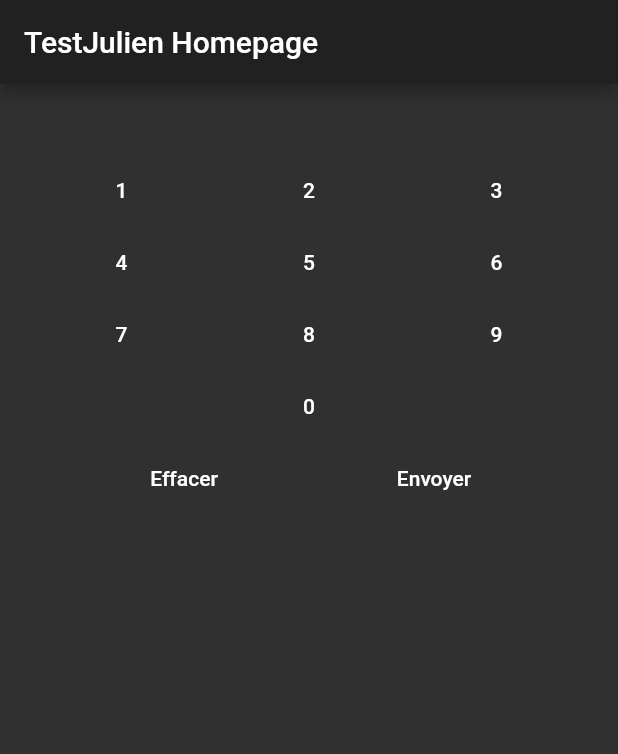
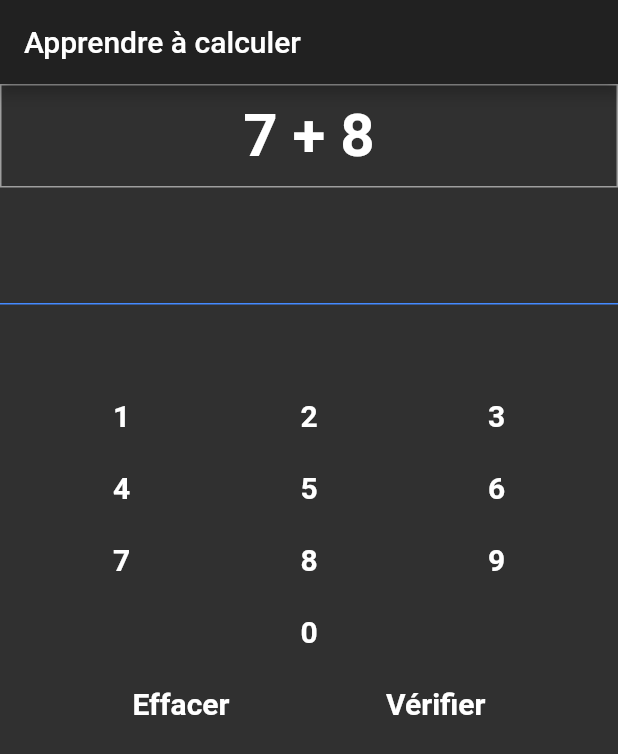
Before and after one commit to MerlinDuChaos/Flutter, a Flutter app: the screen it shows after launch, on a phone screen of 412 x 824 dp. Shown: the top 754 px of the screen. Run offline on Flutter 3.47's test engine with Material 2 defaults, Android fonts, the phone set to English and light mode, and no system bars.

Commit message:
Added operations

```diff
--- a/Test1/lib/main.dart
+++ b/Test1/lib/main.dart
@@ -1,3 +1,5 @@
+import 'dart:math';
+
 import 'package:flutter/material.dart';
 
 void main() => runApp(TestJulien());
@@ -9,7 +11,7 @@ class TestJulien extends StatelessWidget {
       title: 'Test Julien',
       theme: ThemeData(brightness: Brightness.dark),
       home: TestJulienHomepage(
-        title: 'TestJulien Homepage',
+        title: 'Apprendre à calculer',
       ),
     );
   }
@@ -26,60 +28,109 @@ class TestJulienHomepage extends StatefulWidget {
   }
 }
 
-class TestButton extends StatelessWidget {
-  final String label;
-  final VoidCallback onClicked;
-  TestButton(this.label, [this.onClicked]);
+TextStyle _inputStyle =
+    new TextStyle(fontWeight: FontWeight.bold, fontSize: 40);
+
+TextStyle _buttonStyle =
+    new TextStyle(fontWeight: FontWeight.bold, fontSize: 20);
+
+class _TestJulienState extends State<TestJulienHomepage> {
+  final GlobalKey<ScaffoldState> _scaffoldKey = new GlobalKey<ScaffoldState>();
+
+  Widget buildNumberButtons(num value) {
+    return FlatButton(
+        child: Text(value.toString(), style: _buttonStyle),
+        onPressed: () => _addToDisplay(value));
+  }
 
   @override
-  Widget build(BuildContext context) {
-    return new Container(
-      margin: EdgeInsets.all(5),
-      color: Colors.red,
-      child: FlatButton(
-        child: Text(
-          label,
-          style: TextStyle(
-            fontWeight: FontWeight.bold,
-            fontSize: 20,
-          ),
-        ),
-        onPressed: this.onClicked,
-      ),
-    );
+  initState() {
+    super.initState();
+
+    _selectNewOperation();
   }
-}
 
-TextStyle _displayStyle =
-    new TextStyle(fontWeight: FontWeight.bold, fontSize: 40);
+  _TestJulienState() {
+    //_selectNewOperation();
+  }
 
-class _TestJulienState extends State<TestJulienHomepage> {
-  Widget buildNumberButtons(num value) {
-    return FlatButton(
-        child: Text(value.toString()), onPressed: () => _addToDisplay(value));
+  _selectNewOperation() {
+    Random r = new Random();
+    int test = r.nextInt(2);
+
+    if (test % 2 == 0) {
+      // Addition
+      String operand = '+';
+      int left = r.nextInt(10);
+      int right = r.nextInt(10);
+
+      expectedResult = left + right;
+      setState(() {
+        operation = '$left $operand $right';
+      });
+    } else {
+      // soustraction
+      String operand = '-';
+      int left = r.nextInt(10);
+      int right = r.nextInt(10);
+
+      if (left >= right) {
+        operation = '$left $operand $right';
+        expectedResult = left - right;
+      } else {
+        operation = '$right $operand $left';
+        expectedResult = right - left;
+      }
+    }
   }
 
   @override
   Widget build(BuildContext context) {
     return Scaffold(
+      key: _scaffoldKey,
       appBar: AppBar(title: Text(widget.title)),
       body: Column(
         children: <Widget>[
           // display
           Row(
             mainAxisAlignment: MainAxisAlignment.center,
-            children: <Widget>[Text('$display', style: _displayStyle)],
+            children: <Widget>[
+              Expanded(
+                  child: Container(
+                      padding: const EdgeInsets.symmetric(vertical: 10),
+                      decoration:
+                          BoxDecoration(border: Border.all(color: Colors.grey)),
+                      alignment: AlignmentDirectional.center,
+                      child: Text('$operation', style: _inputStyle)))
+            ],
+          ),
+
+          // display
+          Row(
+            mainAxisAlignment: MainAxisAlignment.center,
+            children: <Widget>[
+              Expanded(
+                  child: Container(
+                      padding: const EdgeInsets.symmetric(vertical: 15),
+                      decoration: BoxDecoration(
+                          border: Border(
+                              bottom: BorderSide(color: Colors.blueAccent))),
+                      alignment: AlignmentDirectional.center,
+                      child: Text('$input', style: _inputStyle)))
+            ],
           ),
 
           // 1 -> 3
-          Row(
-            mainAxisAlignment: MainAxisAlignment.spaceEvenly,
-            children: <Widget>[
-              buildNumberButtons(1),
-              buildNumberButtons(2),
-              buildNumberButtons(3),
-            ],
-          ),
+          Container(
+              padding: const EdgeInsets.only(top: 50),
+              child: Row(
+                mainAxisAlignment: MainAxisAlignment.spaceEvenly,
+                children: <Widget>[
+                  buildNumberButtons(1),
+                  buildNumberButtons(2),
+                  buildNumberButtons(3),
+                ],
+              )),
 
           // 4 -> 6
           Row(
@@ -105,7 +156,7 @@ class _TestJulienState extends State<TestJulienHomepage> {
           Row(
             mainAxisAlignment: MainAxisAlignment.center,
             children: <Widget>[
-              FlatButton(child: Text('0'), onPressed: () => _addToDisplay(0))
+              buildNumberButtons(0),
             ],
           ),
 
@@ -113,197 +164,55 @@ class _TestJulienState extends State<TestJulienHomepage> {
           Row(
             mainAxisAlignment: MainAxisAlignment.spaceEvenly,
             children: <Widget>[
-              FlatButton(child: Text('Effacer'), onPressed: () => _clear()),
-              FlatButton(child: Text('Envoyer'), onPressed: () => {})
+              FlatButton(child: Text('Effacer', style: _buttonStyle), onPressed: () => _clear()),
+              FlatButton(
+                  child: Text('Vérifier', style: _buttonStyle),
+                  onPressed: () => input != '' ? _compare() : null)
             ],
           ),
-
-          /*
-          Container(
-              color: Colors.blue,
-              child: Column(children: <Widget>[
-                Row(children: <Widget>[
-                  Expanded(
-                      child: Container(
-                          child: Text('$display',
-                              style: TextStyle(
-                                backgroundColor: Colors.cyan,
-                                fontWeight: FontWeight.bold,
-                                fontSize: 40,
-                              ))))
-                ]),
-                Row(
-                    mainAxisAlignment: MainAxisAlignment.center,
-                    children: <Widget>[
-                      TestButton('1', () => _addToDisplay(1)),
-                      TestButton('2', () => _addToDisplay(2)),
-                      TestButton('3', () => _addToDisplay(3)),
-                    ]),
-                Row(
-                    mainAxisAlignment: MainAxisAlignment.center,
-                    children: <Widget>[
-                      TestButton('4', () => _addToDisplay(4)),
-                      TestButton('5', () => _addToDisplay(5)),
-                      TestButton('6', () => _addToDisplay(6)),
-                    ]),
-                Row(
-                    mainAxisAlignment: MainAxisAlignment.center,
-                    children: <Widget>[
-                      TestButton('7', () => _addToDisplay(7)),
-                      TestButton('8', () => _addToDisplay(8)),
-                      TestButton('9', () => _addToDisplay(9)),
-                    ]),
-                Row(
-                    mainAxisAlignment: MainAxisAlignment.center,
-                    children: <Widget>[
-                      TestButton('0', () => _addToDisplay(0)),
-                    ]),
-                Row(
-                    mainAxisAlignment: MainAxisAlignment.center,
-                    children: <Widget>[
-                      TestButton('Effacer', () => _clear()),
-                      TestButton('Envoyer', () => {}),
-                    ]),
-              ]))
-              */
         ],
       ),
     );
   }
 
+  final errorSnack = SnackBar(
+      backgroundColor: Colors.red,
+      content: Text(
+        'Erreur - Essaye encore !',
+        style: TextStyle(fontWeight: FontWeight.bold, fontSize: 20),
+      ));
+
+  final successSnack = SnackBar(
+      duration: Duration(seconds: 1),
+      backgroundColor: Colors.green,
+      content: Text(
+        'Bien joué !',
+        style: TextStyle(fontWeight: FontWeight.bold, fontSize: 20),
+      ));
+
   _clear() {
     setState(() {
-      display = '';
+      input = '';
     });
+  }
+
+  _compare() {
+    if (int.parse(input) == expectedResult) {
+      _scaffoldKey.currentState.showSnackBar(successSnack);
+      _clear();
+      _selectNewOperation();
+    } else {
+      _scaffoldKey.currentState.showSnackBar(errorSnack);
+    }
   }
 
   _addToDisplay(int value) {
     setState(() {
-      display = display + value.toString();
+      input = input + value.toString();
     });
   }
 
-  String display = '';
-
-  // Widget testButton = Container(
-  //   child: Text(
-
-  //   ),
-  // );
-
+  String input = '';
+  String operation = '';
+  int expectedResult = 0;
 }
-
-// import 'package:flutter/material.dart';
-
-// //void main() => runApp(MyApp());
-
-// class MyApp extends StatelessWidget {
-//   // This widget is the root of your application.
-//   @override
-//   Widget build(BuildContext context) {
-//     return MaterialApp(
-//       title: 'Flutter Demo',
-//       theme: ThemeData(
-//         // This is the theme of your application.
-//         //
-//         // Try running your application with "flutter run". You'll see the
-//         // application has a blue toolbar. Then, without quitting the app, try
-//         // changing the primarySwatch below to Colors.green and then invoke
-//         // "hot reload" (press "r" in the console where you ran "flutter run",
-//         // or simply save your changes to "hot reload" in a Flutter IDE).
-//         // Notice that the counter didn't reset back to zero; the application
-//         // is not restarted.
-//         primarySwatch: Colors.blue,
-//         brightness: Brightness.dark
-//         //accentColor: Colors.yellow
-//         //typography: Typography.blackMountainView
-//       ),
-//       home: MyHomePage(title: 'Flutter Demo Julien'),
-//     );
-//   }
-// }
-
-// class MyHomePage extends StatefulWidget {
-//   MyHomePage({Key key, this.title}) : super(key: key);
-
-//   // This widget is the home page of your application. It is stateful, meaning
-//   // that it has a State object (defined below) that contains fields that affect
-//   // how it looks.
-
-//   // This class is the configuration for the state. It holds the values (in this
-//   // case the title) provided by the parent (in this case the App widget) and
-//   // used by the build method of the State. Fields in a Widget subclass are
-//   // always marked "final".
-
-//   final String title;
-
-//   @override
-//   _MyHomePageState createState() => _MyHomePageState();
-// }
-
-// class _MyHomePageState extends State<MyHomePage> {
-//   int _counter = 0;
-
-//   void _incrementCounter() {
-//     setState(() {
-//       // This call to setState tells the Flutter framework that something has
-//       // changed in this State, which causes it to rerun the build method below
-//       // so that the display can reflect the updated values. If we changed
-//       // _counter without calling setState(), then the build method would not be
-//       // called again, and so nothing would appear to happen.
-//       _counter++;
-//     });
-//   }
-
-//   @override
-//   Widget build(BuildContext context) {
-//     // This method is rerun every time setState is called, for instance as done
-//     // by the _incrementCounter method above.
-//     //
-//     // The Flutter framework has been optimized to make rerunning build methods
-//     // fast, so that you can just rebuild anything that needs updating rather
-//     // than having to individually change instances of widgets.
-//     return Scaffold(
-//       appBar: AppBar(
-//         // Here we take the value from the MyHomePage object that was created by
-//         // the App.build method, and use it to set our appbar title.
-//         title: Text(widget.title),
-//       ),
-//       body: Center(
-//         // Center is a layout widget. It takes a single child and positions it
-//         // in the middle of the parent.
-//         child: Column(
-//           // Column is also layout widget. It takes a list of children and
-//           // arranges them vertically. By default, it sizes itself to fit its
-//           // children horizontally, and tries to be as tall as its parent.
-//           //
-//           // Invoke "debug painting" (press "p" in the console, choose the
-//           // "Toggle Debug Paint" action from the Flutter Inspector in Android
-//           // Studio, or the "Toggle Debug Paint" command in Visual Studio Code)
-//           // to see the wireframe for each widget.
-//           //
-//           // Column has various properties to control how it sizes itself and
-//           // how it positions its children. Here we use mainAxisAlignment to
-//           // center the children vertically; the main axis here is the vertical
-//           // axis because Columns are vertical (the cross axis would be
-//           // horizontal).
-//           mainAxisAlignment: MainAxisAlignment.center,
-//           children: <Widget>[
-//             Text(
-//               'You have clicked the button this many times:',
-//             ),
-//             Text(
-//               '$_counter',
-//               style: Theme.of(context).textTheme.display1,
-//             ),
-//           ],
-//         ),
-//       ),
-//       floatingActionButton: FloatingActionButton(
-//         onPressed: _incrementCounter,
-//         tooltip: 'Increment',
-//         child: Icon(Icons.add),
-//       ), // This trailing comma makes auto-formatting nicer for build methods.
-//     );
-//   }
-// }
```
Also changed, not shown: 9 other files.
